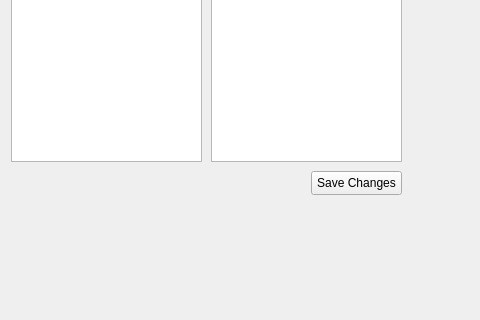
This is hello/mainwindow.ui in 20jmorrison/makeGroups as Qt 5 draws it before an edit; both pictures show x 0 to 480 and y 280 to 600 of the 800 by 600 pixel window. The edited form follows.
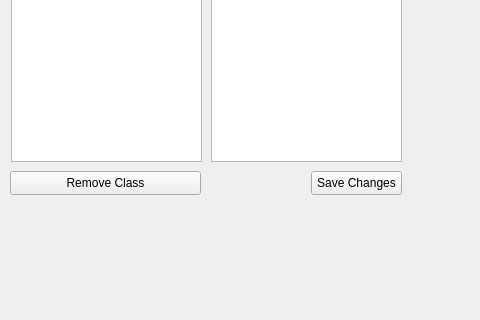
This is the edited form.

Commit message: Add remove class functionality

Diff of the .ui file:
```diff
--- a/hello/mainwindow.ui
+++ b/hello/mainwindow.ui
@@ -151,6 +151,19 @@
        <string>Save Changes</string>
       </property>
      </widget>
+     <widget class="QPushButton" name="removeClass_btn">
+      <property name="geometry">
+       <rect>
+        <x>19</x>
+        <y>420</y>
+        <width>191</width>
+        <height>24</height>
+       </rect>
+      </property>
+      <property name="text">
+       <string>Remove Class</string>
+      </property>
+     </widget>
     </widget>
     <widget class="QWidget" name="page_2">
      <widget class="QListWidget" name="classes_list">
```
The commit also changes 11 other files.
